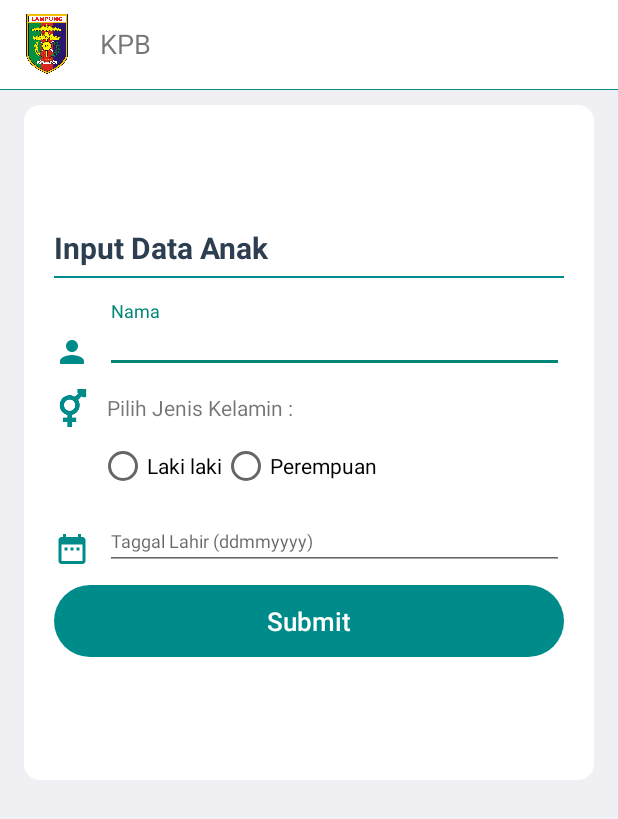
After one commit to CropStudio/DesainMobilePetaniApp, an Android app: the InputDataAnak screen opened directly, with no data from a screen before it, on a phone screen of 412 x 824 dp. The commit adds this screen. Shown: the top 819 px of the screen. Run offline under Robolectric (Android 15) with nearby library versions, the phone set to English and light mode, and no system bars.

Commit message:
Update Data Anak

```diff
--- /dev/null
+++ b/app/src/main/java/com/example/app4g/InputDataAnak.java
@@ -0,0 +1,24 @@
+package com.example.app4g;
+
+import android.content.Intent;
+import android.support.v7.app.AppCompatActivity;
+import android.os.Bundle;
+
+import com.example.app4g.users.login.Login;
+import com.example.app4g.users.registrasi.Regist;
+
+public class InputDataAnak extends AppCompatActivity {
+
+    @Override
+    protected void onCreate(Bundle savedInstanceState) {
+        super.onCreate(savedInstanceState);
+        setContentView(R.layout.activity_input_data_anak);
+        getSupportActionBar().hide();
+    }
+    @Override
+    public void onBackPressed() {
+        Intent a = new Intent(InputDataAnak.this, ListDataAnak.class);
+        startActivity(a);
+        finish();
+    }
+}
--- a/app/src/main/java/com/example/app4g/server/Config_URL.java
+++ b/app/src/main/java/com/example/app4g/server/Config_URL.java
@@ -4,7 +4,7 @@ package com.example.app4g.server;
 
 public class Config_URL
 {
-    public static String base_URL           = "http://192.168.43.156:8400/api";
+    public static String base_URL           = "http://192.168.0.101:8400/api";
 //    public static String base_URL           = "http://192.168.43.156/az-zahra-api/public";
 
     //users
--- /dev/null
+++ b/app/src/main/res/layout/activity_input_data_anak.xml
@@ -0,0 +1,209 @@
+<?xml version="1.0" encoding="utf-8"?>
+<LinearLayout xmlns:android="http://schemas.android.com/apk/res/android"
+    xmlns:app="http://schemas.android.com/apk/res-auto"
+    xmlns:tools="http://schemas.android.com/tools"
+    android:layout_width="match_parent"
+    android:layout_height="match_parent"
+    android:orientation="vertical"
+    android:background="#f0eff3"
+    tools:context=".ListDataAnak">
+    <LinearLayout
+        android:layout_width="wrap_content"
+        android:layout_height="60dp"
+        android:gravity="center"
+        android:orientation="vertical"
+        android:weightSum="2"
+        android:background="@color/c_white"
+        tools:ignore="MissingConstraints">
+
+        <LinearLayout
+            android:id="@+id/toUp"
+            android:layout_width="match_parent"
+            android:layout_height="60dp"
+            android:gravity="center"
+            android:orientation="horizontal"
+            android:weightSum="2"
+            android:background="@color/c_white"
+            tools:ignore="MissingConstraints">
+
+            <LinearLayout
+                android:layout_width="match_parent"
+                android:layout_height="wrap_content"
+                android:layout_margin="1dp"
+                android:layout_weight="1"
+                android:orientation="horizontal">
+
+                <ImageView
+                    android:layout_width="40dp"
+                    android:layout_height="40dp"
+                    android:layout_gravity="center"
+                    android:layout_marginLeft="10dp"
+                    android:src="@drawable/lampung_coa"/>
+
+                <TextView
+                    android:layout_width="wrap_content"
+                    android:layout_height="wrap_content"
+                    android:layout_gravity="center"
+                    android:layout_marginLeft="15dp"
+                    android:layout_marginTop="0dp"
+                    android:text="KPB"
+                    android:textSize="18sp" />
+            </LinearLayout>
+        </LinearLayout>
+        <View
+            android:layout_width="match_parent"
+            android:layout_height="2dp"
+            android:id="@+id/toUp0"
+            android:background="@color/bg_screen3"/>
+    </LinearLayout>
+    <LinearLayout
+        android:id="@+id/toBottom"
+        android:layout_width="match_parent"
+        android:layout_height="450dp"
+        android:orientation="vertical"
+        android:layout_marginRight="16dp"
+        android:layout_marginLeft="16dp"
+        android:background="@drawable/rounded_white"
+        android:gravity="center"
+        android:layout_marginTop="10dp"
+        android:padding="20dp">
+
+        <TextView
+            android:layout_width="match_parent"
+            android:layout_height="wrap_content"
+            android:text="Input Data Anak"
+            android:textColor="@color/mainTextDark"
+            android:textSize="20sp"
+            android:textStyle="bold"
+            />
+        <View
+            android:layout_width="match_parent"
+            android:layout_height="1dp"
+            android:layout_marginTop="5dp"
+            android:background="@color/bg_screen3"/>
+
+        <LinearLayout
+            android:layout_width="match_parent"
+            android:layout_height="wrap_content"
+            android:layout_marginTop="15dp"
+            android:gravity="center"
+            android:orientation="horizontal">
+
+            <ImageView
+                android:layout_width="wrap_content"
+                android:layout_height="wrap_content"
+                android:layout_marginTop="10dp"
+                android:paddingRight="10dp"
+                android:tint="@color/bg_screen3"
+                android:src="@drawable/ic_person_black_24dp" />
+
+            <android.support.design.widget.TextInputLayout
+                android:layout_width="match_parent"
+                android:layout_height="wrap_content">
+
+                <android.support.design.widget.TextInputEditText
+                    android:id="@+id/edNamaAnak"
+                    android:layout_width="match_parent"
+                    android:layout_height="wrap_content"
+                    android:backgroundTintMode="@color/bg_screen3"
+                    android:hint="Nama"
+                    android:textSize="12dp"
+                    android:inputType="textAutoComplete"/>
+
+            </android.support.design.widget.TextInputLayout>
+
+        </LinearLayout>
+        <LinearLayout
+            android:layout_width="match_parent"
+            android:layout_height="wrap_content"
+            android:layout_marginTop="5dp"
+            android:gravity="left"
+            android:orientation="horizontal">
+            <ImageView
+                android:layout_width="35dp"
+                android:layout_height="35dp"
+                android:paddingRight="10dp"
+                android:tint="@color/bg_screen3"
+                android:src="@drawable/gender" />
+        <TextView
+            android:layout_width="wrap_content"
+            android:layout_height="match_parent"
+            android:text="Pilih Jenis Kelamin : "
+            android:gravity="center"/>
+        </LinearLayout>
+        <LinearLayout
+            android:layout_width="match_parent"
+            android:layout_height="wrap_content"
+            android:layout_marginTop="5dp"
+            android:gravity="left"
+            android:orientation="horizontal">
+
+            <RadioGroup
+                android:id="@+id/rg_gender"
+                android:layout_width="wrap_content"
+                android:layout_height="wrap_content"
+                android:layout_marginLeft="30dp"
+                android:orientation="horizontal">
+
+                <RadioButton
+                    android:id="@+id/rb_laki"
+                    android:layout_width="wrap_content"
+                    android:layout_height="wrap_content"
+                    android:text="Laki laki" />
+
+                <RadioButton
+                    android:id="@+id/rb_perempuan"
+                    android:layout_width="wrap_content"
+                    android:layout_height="wrap_content"
+                    android:text="Perempuan" />
+            </RadioGroup>
+
+
+        </LinearLayout>
+        <LinearLayout
+            android:layout_width="match_parent"
+            android:layout_height="wrap_content"
+            android:layout_marginTop="5dp"
+            android:gravity="center"
+            android:orientation="horizontal">
+
+            <ImageView
+                android:layout_width="wrap_content"
+                android:layout_height="wrap_content"
+                android:layout_marginTop="10dp"
+                android:paddingRight="10dp"
+                android:tint="@color/bg_screen3"
+                android:src="@drawable/ic_date_range_black_24dp" />
+
+            <android.support.design.widget.TextInputLayout
+                android:layout_width="match_parent"
+                android:layout_height="wrap_content">
+
+                <android.support.design.widget.TextInputEditText
+                    android:id="@+id/edTglLahir"
+                    android:layout_width="match_parent"
+                    android:layout_height="wrap_content"
+                    android:backgroundTintMode="@color/bg_screen3"
+                    android:hint="Taggal Lahir (ddmmyyyy)"
+                    android:textSize="12dp"
+                    android:inputType="date"/>
+
+            </android.support.design.widget.TextInputLayout>
+
+        </LinearLayout>
+
+        <Button
+            android:id="@+id/signin"
+            style="?android:attr/borderlessButtonStyle"
+            android:layout_width="match_parent"
+            android:layout_height="wrap_content"
+            android:layout_marginTop="10dp"
+            android:background="@drawable/btn_rounded_green"
+            android:text="Submit"
+            android:textAllCaps="false"
+            android:textColor="@color/c_white"
+            android:textSize="17dp" />
+
+
+</LinearLayout>
+</LinearLayout>
```
Also changed, not shown: app/src/main/AndroidManifest.xml (+16 -9 lines), app/src/main/java/com/example/app4g/ListDataAnak.java (added, +43 -0 lines), app/src/main/java/com/example/app4g/petani/Dashboard.java (+33 -0 lines), app/src/main/res/layout/activity_list_data_anak.xml (added, +90 -0 lines), app/src/main/res/layout/activity_main.xml (+14 -6 lines).
